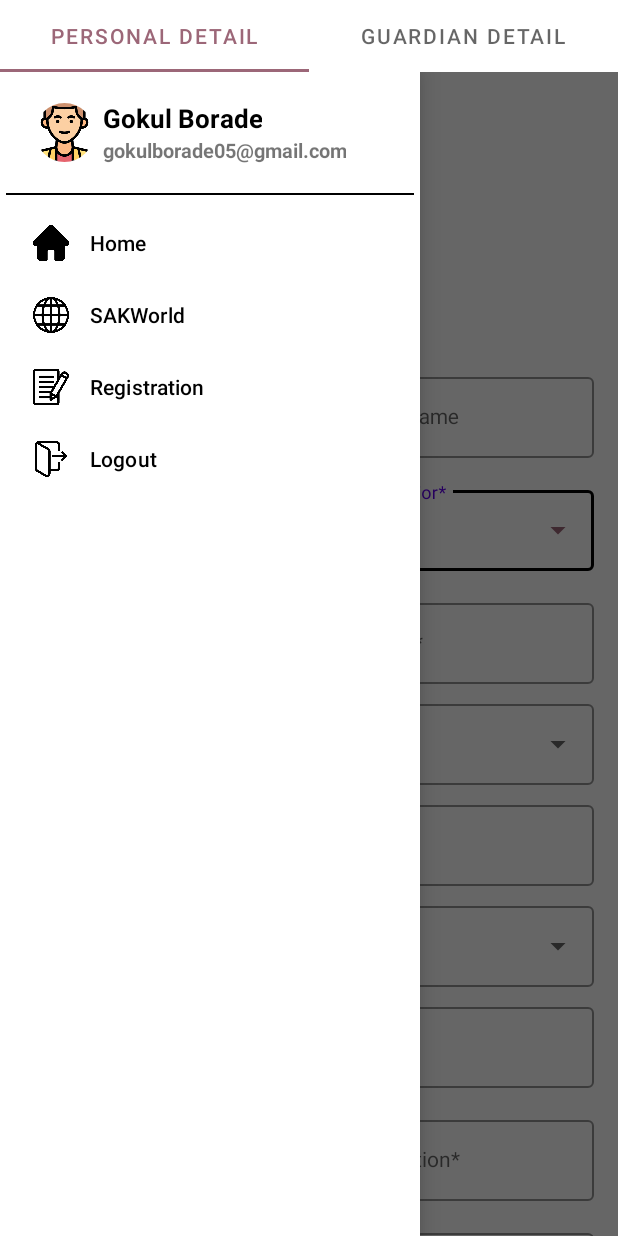
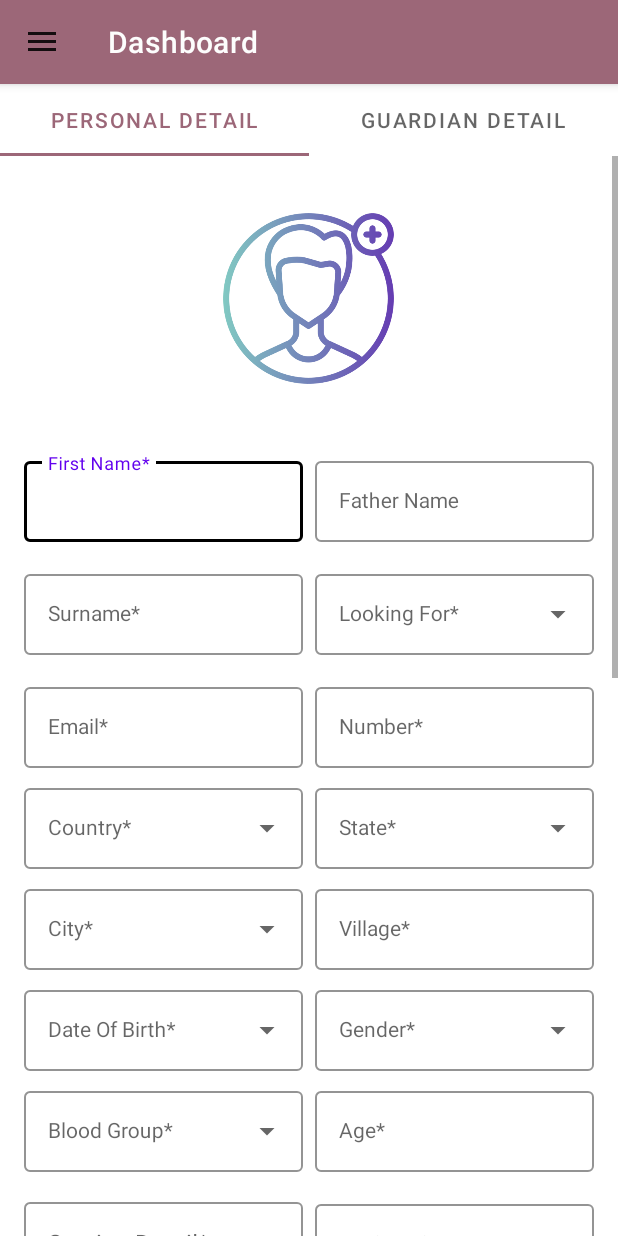
Before and after one commit to Boradeg/samstUpdated, an Android app: the RegisterTabActivity screen opened directly, with no data from a screen before it, in the side drawer, after a tap on "Registration", on a phone screen of 412 x 824 dp. Run offline under Robolectric (Android 15) with nearby library versions, the phone set to English and light mode, and no system bars; libraries missing offline, so code that uses them is left out: com.hbb20.

```diff
--- a/app/src/main/java/com/example/samst/RegisterTabActivity.java
+++ b/app/src/main/java/com/example/samst/RegisterTabActivity.java
@@ -1,18 +1,31 @@
 package com.example.samst;
+import androidx.annotation.NonNull;
+import androidx.appcompat.app.ActionBarDrawerToggle;
 import androidx.appcompat.app.AppCompatActivity;
+import androidx.drawerlayout.widget.DrawerLayout;
 import androidx.fragment.app.Fragment;
+
+import android.content.Intent;
+import android.graphics.Color;
 import android.os.Bundle;
+import android.text.Html;
+import android.view.MenuItem;
+
 import androidx.fragment.app.FragmentManager;
 import androidx.fragment.app.FragmentPagerAdapter;
 import androidx.viewpager.widget.ViewPager;
+
+import com.google.android.material.navigation.NavigationView;
 import com.google.android.material.tabs.TabLayout;
+
+import java.util.Objects;
 
 public class RegisterTabActivity extends AppCompatActivity {
 
     private ViewPager viewPager;
     private TabLayout tabLayout;
 
-
+    private DrawerLayout drawerLayout;
     @Override
     protected void onCreate(Bundle savedInstanceState) {
         super.onCreate(savedInstanceState);
@@ -20,7 +33,8 @@ public class RegisterTabActivity extends AppCompatActivity {
 
         viewPager = findViewById(R.id.viewPager);
         tabLayout = findViewById(R.id.tabLayout);
-        getSupportActionBar().hide();
+        //getSupportActionBar().hide();
+        addDrawerLayoutAndMenu();
 
         // Set up ViewPager and TabLayout
         viewPager.setAdapter(new ViewPagerAdapter(getSupportFragmentManager()));
@@ -62,4 +76,70 @@ public class RegisterTabActivity extends AppCompatActivity {
             return tabTitles[position];
         }
     }
+    private void addDrawerLayoutAndMenu() {
+        // Initialize drawerLayout before using it
+        drawerLayout = findViewById(R.id.dlay_register);
+
+        Objects.requireNonNull(getSupportActionBar()).setDisplayHomeAsUpEnabled(true);
+        ActionBarDrawerToggle toggle = new ActionBarDrawerToggle(
+                this, drawerLayout, R.string.navigation_drawer_open, R.string.navigation_drawer_close
+        );
+        Objects.requireNonNull(getSupportActionBar()).setDisplayHomeAsUpEnabled(true);
+
+        // Set up NavigationView listener
+        NavigationView navigationView = findViewById(R.id.navigationView2);
+        navigationView.setNavigationItemSelectedListener(item -> {
+            int itemId = item.getItemId();
+
+            if (itemId == R.id.menu_SAKWorld) {
+                startActivity(new Intent(RegisterTabActivity.this, SacWorldActivity.class));
+                // Handle SAKWorld click
+                return true;
+
+            } else if (itemId == R.id.menu_Registration) {
+                startActivity(new Intent(RegisterTabActivity.this, RegisterTabActivity.class));
+                // Handle Registration click
+                return true;
+
+            } else if (itemId == R.id.menu_logout) {
+                startActivity(new Intent(RegisterTabActivity.this, SignInScreen.class));
+                // Handle Logout click
+                return true;
+            } else if (itemId == R.id.menu_Home) {
+                startActivity(new Intent(RegisterTabActivity.this, DashboardScreen.class));
+                // Handle Logout click
+                return true;
+            } else {
+                return false;
+            }
+        });
+
+
+        // Add DrawerListener after initializing drawerLayout
+        drawerLayout.addDrawerListener(toggle);
+        toggle.syncState();
+        androidx.appcompat.app.ActionBar actionBar = getSupportActionBar();
+        if (actionBar != null) {
+            int textColor = Color.parseColor("#FDFDFD");
+            actionBar.setTitle("Formed");
+            actionBar.setDisplayShowTitleEnabled(true);
+            actionBar.setTitle(Html.fromHtml("<font color='" + textColor + "'>" + "Dashboard" + "</font>"));
+        }
+
+
+    }
+    @Override
+    public boolean onOptionsItemSelected(@NonNull MenuItem item) {
+        ActionBarDrawerToggle toggle = new ActionBarDrawerToggle(
+                this, drawerLayout, R.string.navigation_drawer_open, R.string.navigation_drawer_close
+        );
+        Objects.requireNonNull(getSupportActionBar()).setDisplayHomeAsUpEnabled(true);
+
+        drawerLayout.addDrawerListener(toggle);
+        toggle.syncState();
+        if (toggle.onOptionsItemSelected(item)) {
+            return true;
+        }
+        return super.onOptionsItemSelected(item);
+    }
 }
--- a/app/src/main/res/layout/activity_register_tab.xml
+++ b/app/src/main/res/layout/activity_register_tab.xml
@@ -1,8 +1,12 @@
-<androidx.constraintlayout.widget.ConstraintLayout xmlns:android="http://schemas.android.com/apk/res/android"
+<androidx.drawerlayout.widget.DrawerLayout xmlns:android="http://schemas.android.com/apk/res/android"
     xmlns:app="http://schemas.android.com/apk/res-auto"
     android:layout_width="match_parent"
     xmlns:tools="http://schemas.android.com/tools"
     tools:context=".RegisterTabActivity"
+    android:id="@+id/dlay_register"
+    android:layout_height="match_parent">
+<androidx.constraintlayout.widget.ConstraintLayout
+    android:layout_width="match_parent"
     android:layout_height="match_parent">
 
     <com.google.android.material.tabs.TabLayout
@@ -17,5 +21,13 @@
         android:layout_height="0dp"
         app:layout_constraintTop_toBottomOf="@id/tabLayout"
         app:layout_constraintBottom_toBottomOf="parent"/>
-
 </androidx.constraintlayout.widget.ConstraintLayout>
+    <com.google.android.material.navigation.NavigationView
+        android:id="@+id/navigationView2"
+        android:layout_width="wrap_content"
+        android:layout_height="match_parent"
+        android:layout_gravity="start"
+        app:headerLayout="@layout/nav_header"
+        app:menu="@menu/nav_drawer_menu"
+        tools:ignore="MissingConstraints" />
+</androidx.drawerlayout.widget.DrawerLayout>
--- a/app/src/main/res/layout/fragment1.xml
+++ b/app/src/main/res/layout/fragment1.xml
@@ -1016,12 +1016,5 @@
                 />
         </LinearLayout>
     </ScrollView>
-    <com.google.android.material.navigation.NavigationView
-        android:id="@+id/navigationView"
-        android:layout_width="wrap_content"
-        android:layout_height="match_parent"
-        android:layout_gravity="start"
-        app:headerLayout="@layout/nav_header"
-        app:menu="@menu/nav_drawer_menu"
-        />
+
 </androidx.drawerlayout.widget.DrawerLayout>
```
Also changed, not shown: app/src/main/java/com/example/samst/SacWorldActivity.java (+26 -0 lines), app/src/main/res/layout/activity_sac_world.xml (+13 -1 lines).
